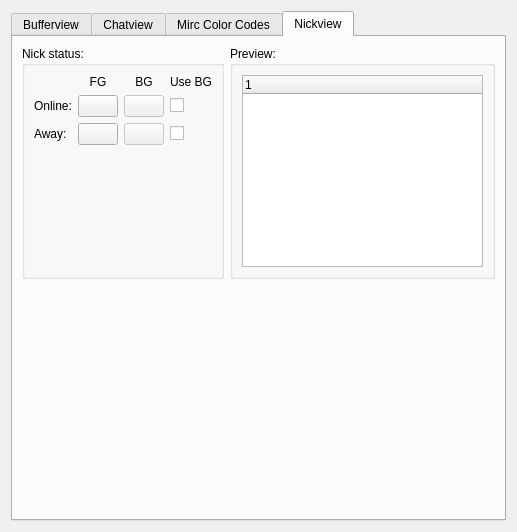
First picture: the form in src/qtui/settingspages/colorsettingspage.ui, repository quassel/quassel, before the edit.
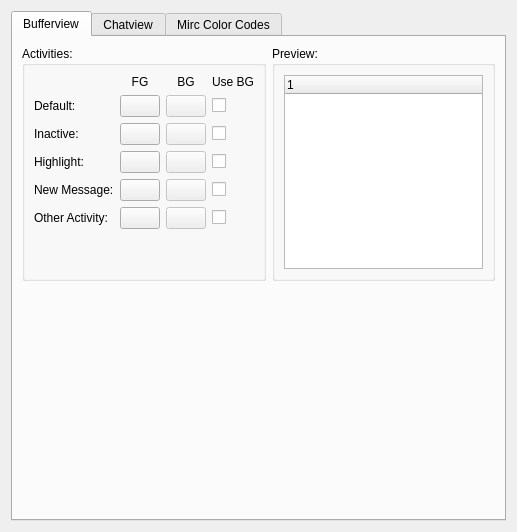
Second picture: the form after the edit. The open tabs and pages were chosen to show the change. Custom widgets are drawn as their Qt base class.

Commit message: removing nickview color settings

Diff of the .ui file:
```diff
--- a/src/qtui/settingspages/colorsettingspage.ui
+++ b/src/qtui/settingspages/colorsettingspage.ui
@@ -25,6 +25,14 @@
       <number>0</number>
      </property>
      <widget class="QWidget" name="bufferview" >
+      <property name="geometry" >
+       <rect>
+        <x>0</x>
+        <y>0</y>
+        <width>487</width>
+        <height>485</height>
+       </rect>
+      </property>
       <attribute name="title" >
        <string>Bufferview</string>
       </attribute>
@@ -1486,173 +1494,6 @@
        </item>
       </layout>
      </widget>
-     <widget class="QWidget" name="nickview" >
-      <attribute name="title" >
-       <string>Nickview</string>
-      </attribute>
-      <layout class="QGridLayout" >
-       <item row="0" column="0" >
-        <widget class="QGroupBox" name="groupBox_8" >
-         <property name="title" >
-          <string>Nick status:</string>
-         </property>
-         <layout class="QGridLayout" >
-          <item row="0" column="1" >
-           <widget class="QLabel" name="label_4" >
-            <property name="text" >
-             <string>FG</string>
-            </property>
-            <property name="alignment" >
-             <set>Qt::AlignCenter</set>
-            </property>
-           </widget>
-          </item>
-          <item row="0" column="2" >
-           <widget class="QLabel" name="label_5" >
-            <property name="text" >
-             <string>BG</string>
-            </property>
-            <property name="alignment" >
-             <set>Qt::AlignCenter</set>
-            </property>
-           </widget>
-          </item>
-          <item row="0" column="3" >
-           <widget class="QLabel" name="label_6" >
-            <property name="text" >
-             <string>Use BG</string>
-            </property>
-            <property name="alignment" >
-             <set>Qt::AlignCenter</set>
-            </property>
-           </widget>
-          </item>
-          <item row="1" column="0" >
-           <widget class="QLabel" name="label_62" >
-            <property name="text" >
-             <string>Online:</string>
-            </property>
-           </widget>
-          </item>
-          <item row="1" column="1" >
-           <widget class="ColorButton" name="onlineStatusFG" >
-            <property name="text" >
-             <string/>
-            </property>
-           </widget>
-          </item>
-          <item row="1" column="2" >
-           <widget class="ColorButton" name="onlineStatusBG" >
-            <property name="enabled" >
-             <bool>false</bool>
-            </property>
-            <property name="text" >
-             <string/>
-            </property>
-           </widget>
-          </item>
-          <item row="1" column="3" >
-           <widget class="QCheckBox" name="onlineStatusUseBG" >
-            <property name="sizePolicy" >
-             <sizepolicy vsizetype="Fixed" hsizetype="Maximum" >
-              <horstretch>0</horstretch>
-              <verstretch>0</verstretch>
-             </sizepolicy>
-            </property>
-            <property name="layoutDirection" >
-             <enum>Qt::LeftToRight</enum>
-            </property>
-            <property name="text" >
-             <string/>
-            </property>
-           </widget>
-          </item>
-          <item row="2" column="0" >
-           <widget class="QLabel" name="label_63" >
-            <property name="text" >
-             <string>Away:</string>
-            </property>
-           </widget>
-          </item>
-          <item row="2" column="1" >
-           <widget class="ColorButton" name="awayStatusFG" >
-            <property name="text" >
-             <string/>
-            </property>
-           </widget>
-          </item>
-          <item row="2" column="2" >
-           <widget class="ColorButton" name="awayStatusBG" >
-            <property name="enabled" >
-             <bool>false</bool>
-            </property>
-            <property name="text" >
-             <string/>
-            </property>
-           </widget>
-          </item>
-          <item row="2" column="3" >
-           <widget class="QCheckBox" name="awayStatusUseBG" >
-            <property name="sizePolicy" >
-             <sizepolicy vsizetype="Fixed" hsizetype="Maximum" >
-              <horstretch>0</horstretch>
-              <verstretch>0</verstretch>
-             </sizepolicy>
-            </property>
-            <property name="text" >
-             <string/>
-            </property>
-           </widget>
-          </item>
-          <item row="3" column="0" >
-           <spacer>
-            <property name="orientation" >
-             <enum>Qt::Vertical</enum>
-            </property>
-            <property name="sizeHint" stdset="0" >
-             <size>
-              <width>20</width>
-              <height>40</height>
-             </size>
-            </property>
-           </spacer>
-          </item>
-         </layout>
-        </widget>
-       </item>
-       <item row="0" column="1" >
-        <widget class="QGroupBox" name="groupBox_9" >
-         <property name="title" >
-          <string>Preview:</string>
-         </property>
-         <layout class="QVBoxLayout" >
-          <item>
-           <widget class="QTreeWidget" name="nickviewPreview" >
-            <column>
-             <property name="text" >
-              <string>1</string>
-             </property>
-            </column>
-           </widget>
-          </item>
-         </layout>
-        </widget>
-       </item>
-       <item row="1" column="0" colspan="2" >
-        <spacer>
-         <property name="orientation" >
-          <enum>Qt::Vertical</enum>
-         </property>
-         <property name="sizeHint" stdset="0" >
-          <size>
-           <width>261</width>
-           <height>151</height>
-          </size>
-         </property>
-        </spacer>
-       </item>
-      </layout>
-     </widget>
     </widget>
    </item>
   </layout>
```
Left out of the diff: 72 changed lines with no effect on the pictures. The commit also changes 3 other files.
